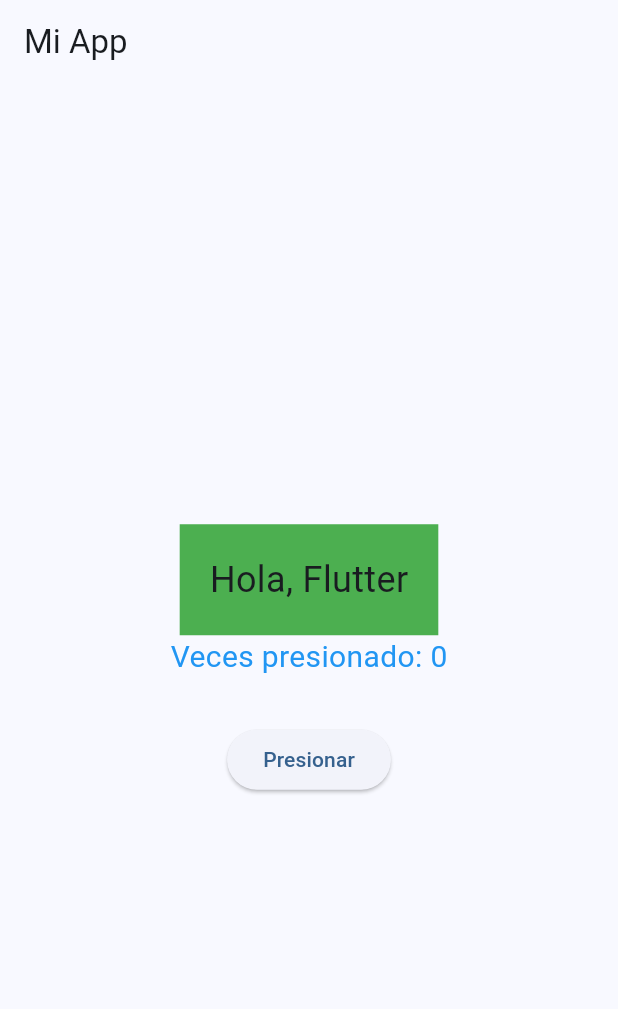
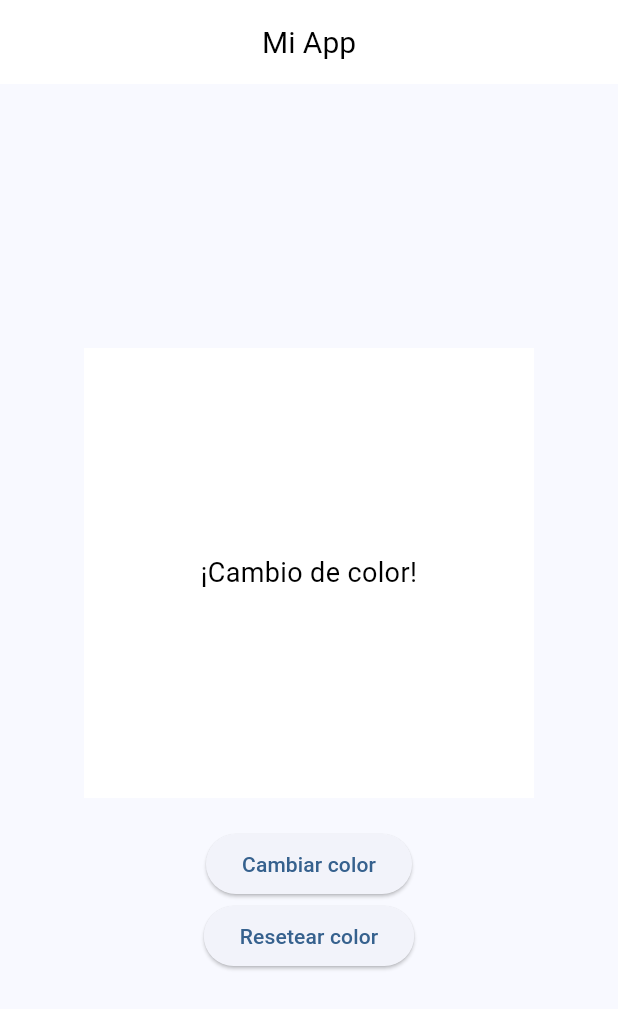
Before and after one commit to diegobenitez2005/dbenitez-flutter003, a Flutter app: the screen it shows after launch, on a phone screen of 412 x 824 dp. Shown: the top 1009 px of the screen. Run offline on Flutter 3.47's test engine with Material 3 defaults, Android fonts, the light colour scheme and no system bars.

Commit message:
Desafío práctico
Se genera una clase StateFulWidget que dentro contiene un container
el mismo va cambiando mediante un boton flotante, esto con ayuda del
asistente.
Se crea manuealmente un segundoboton que resetea el color del contenedor
a blanco.
Se modifica manuealmente el tamaño del contenedor.
Se modifica manuealmenteel color del texto perteneciente al container de
colores.

```diff
--- a/lib/main.dart
+++ b/lib/main.dart
@@ -15,57 +15,91 @@
         colorScheme: ColorScheme.fromSeed(seedColor: Colors.blue),
         useMaterial3: true,
       ),
-      home: const MyHomePage(),
+      home: const ColorChangerScreen(),
     );
   }
 }
 
-class MyHomePage extends StatefulWidget {
-  const MyHomePage({super.key});
+class ColorChangerScreen extends StatefulWidget {
+  const ColorChangerScreen({super.key});
 
   @override
-  State<MyHomePage> createState() => _MyHomePageState();
+  State<ColorChangerScreen> createState() => _ColorChangerScreenState();
 }
 
-class _MyHomePageState extends State<MyHomePage> {
-  int _counter = 0; // Variable para el contador
+class _ColorChangerScreenState extends State<ColorChangerScreen> {
+  final List<Color> _colors = [
+    Colors.white,
+    Colors.blue,
+    Colors.red,
+    Colors.green,
+  ];
+  //Esta variable se usa para cambiar el color del texto cuando el container
+  //esta en blanco.
+  late Color colorTexto = Colors.black;
+  int _currentColorIndex = 0;
+  void _changeColor() {
+    if (_currentColorIndex == 3) {
+      _currentColorIndex += 1;
+    }
+    //El setState notifica a Flutter un cambio en el estado del widget. Dentro de
+    //él se realiza una operacion matemática que devuelve el index al que se
+    //debe acceder en el array de colores
+    setState(() {
+      _currentColorIndex = (_currentColorIndex + 1) % _colors.length;
+    });
+    if (_currentColorIndex != 0) {
+      colorTexto = Colors.white;
+    } else {
+      colorTexto = Colors.black;
+    }
+  }
 
-  void _incrementCounter() {
-    /*El setState se usa dentro de esta funcion para indicar a flutter que debe
-      redibujar la pantalla con el valor de _counter, si no se utiliza al aumen-
-      tar- el contador no se vera reflejado en la pantalla hasta que se haga un
-      hot reload */
+  void _resetColor() {
     setState(() {
-      _counter++; // Incrementa el contador
+      _currentColorIndex = 0;
+      colorTexto = Colors.black;
     });
   }
 
   @override
   Widget build(BuildContext context) {
     return Scaffold(
-      appBar: AppBar(title: const Text('Mi App')),
+      appBar: AppBar(
+        title: const Text('Mi App'),
+        centerTitle: true,
+        titleTextStyle: TextStyle(
+          color: colorTexto,
+          fontSize: 20,
+          fontFamily: 'Roboto', // Especifica la fuente 'Roboto'
+
+        ),
+        backgroundColor: _colors[_currentColorIndex],
+      ),
       body: Center(
         child: Column(
           mainAxisAlignment: MainAxisAlignment.center,
           children: [
-            Container(//El container se encarga de envolver al texto "Hola Flutter"
-              color: Colors.green,
-              padding: const EdgeInsets.all(20.0),
-              child: const Text(
-                'Hola, Flutter',
-                style: TextStyle(fontSize: 24),
+            Container(
+              width: 300,
+              height: 300,
+              color: _colors[_currentColorIndex],
+              alignment: Alignment.center,
+              child: Text(
+                '¡Cambio de color!',
+                style: TextStyle(fontSize: 18, color: colorTexto),
+                textAlign: TextAlign.center,
               ),
             ),
-            Text(
-              'Veces presionado: $_counter', // Muestra el valor del contador
-              style: const TextStyle(fontSize: 20,
-              color: Colors.blue),
+            const SizedBox(height: 20),
+            ElevatedButton(
+              onPressed: _changeColor,
+              child: const Text('Cambiar color'),
             ),
-            const SizedBox(height: 30), // Espacio entre el texto y el botón
+
             ElevatedButton(
-              onPressed:
-                  _incrementCounter, // Llama a la función para incrementar
-              child: const Text('Presionar'),
+              onPressed: _resetColor,
+              child: const Text('Resetear color'),
             ),
           ],
         ),
```
